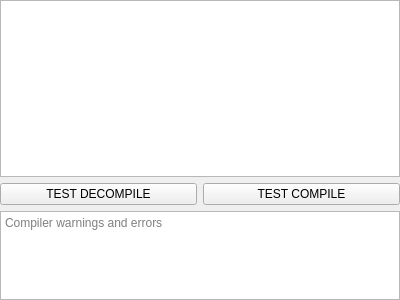
The window that native/src/ReachVariantTool/ui/script_editor/page_script_code.ui (DavidJCobb/ReachVariantEditor) describes before a commit, drawn with Qt 5.
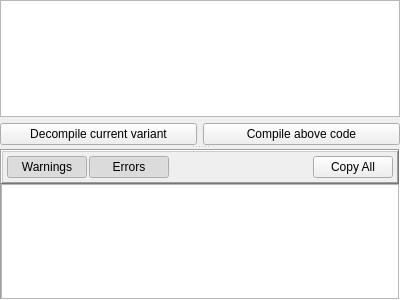
The same window after the commit. Custom widgets are drawn as their Qt base class.

What changed in the file:
```diff
--- a/native/src/ReachVariantTool/ui/script_editor/page_script_code.ui
+++ b/native/src/ReachVariantTool/ui/script_editor/page_script_code.ui
@@ -26,8 +26,44 @@
    <property name="bottomMargin">
     <number>0</number>
    </property>
+   <item row="0" column="0">
+    <widget class="QSplitter" name="splitter">
+     <property name="orientation">
+      <enum>Qt::Vertical</enum>
+     </property>
+     <property name="childrenCollapsible">
+      <bool>false</bool>
+     </property>
+     <widget class="QWidget" name="widget" native="true">
+      <layout class="QGridLayout" name="gridLayout_2">
+       <property name="leftMargin">
+        <number>0</number>
+       </property>
+       <property name="topMargin">
+        <number>0</number>
+       </property>
+       <property name="rightMargin">
+        <number>0</number>
+       </property>
+       <property name="bottomMargin">
+        <number>0</number>
+       </property>
+       <item row="1" column="0">
+        <widget class="QPushButton" name="buttonDecompile">
+         <property name="text">
+          <string>Decompile current variant</string>
+         </property>
+        </widget>
+       </item>
+       <item row="1" column="1">
+        <widget class="QPushButton" name="buttonCompile">
+         <property name="text">
+          <string>Compile above code</string>
+         </property>
+        </widget>
+       </item>
    <item row="0" column="0" colspan="2">
-    <widget class="QPlainTextEdit" name="output">
+        <widget class="QTextEdit" name="textEditor">
      <property name="sizePolicy">
       <sizepolicy hsizetype="Expanding" vsizetype="Expanding">
        <horstretch>0</horstretch>
@@ -40,37 +76,141 @@
        <pointsize>10</pointsize>
       </font>
      </property>
-    </widget>
-   </item>
-   <item row="1" column="0">
-    <widget class="QPushButton" name="testButton">
+         <property name="acceptRichText">
+          <bool>false</bool>
+         </property>
+        </widget>
+       </item>
+      </layout>
+     </widget>
+     <widget class="QFrame" name="compileLogWrapper">
+      <property name="frameShape">
+       <enum>QFrame::Panel</enum>
+      </property>
+      <property name="frameShadow">
+       <enum>QFrame::Sunken</enum>
+      </property>
+      <layout class="QVBoxLayout" name="verticalLayout">
+       <property name="spacing">
+        <number>0</number>
+       </property>
+       <property name="leftMargin">
+        <number>0</number>
+       </property>
+       <property name="topMargin">
+        <number>0</number>
+       </property>
+       <property name="rightMargin">
+        <number>0</number>
+       </property>
+       <property name="bottomMargin">
+        <number>0</number>
+       </property>
+       <item>
+        <widget class="QFrame" name="frame">
+         <property name="frameShape">
+          <enum>QFrame::WinPanel</enum>
+         </property>
+         <property name="frameShadow">
+          <enum>QFrame::Raised</enum>
+         </property>
+         <layout class="QHBoxLayout" name="horizontalLayout">
+          <property name="spacing">
+           <number>2</number>
+          </property>
+          <property name="leftMargin">
+           <number>4</number>
+          </property>
+          <property name="topMargin">
+           <number>4</number>
+          </property>
+          <property name="rightMargin">
+           <number>4</number>
+          </property>
+          <property name="bottomMargin">
+           <number>4</number>
+          </property>
+          <item>
+           <widget class="QPushButton" name="compileLogFilterWarn">
      <property name="text">
-      <string>TEST DECOMPILE</string>
-     </property>
-    </widget>
-   </item>
-   <item row="1" column="1">
-    <widget class="QPushButton" name="testCompile">
+             <string>Warnings</string>
+            </property>
+            <property name="checkable">
+             <bool>true</bool>
+            </property>
+            <property name="checked">
+             <bool>true</bool>
+            </property>
+           </widget>
+          </item>
+          <item>
+           <widget class="QPushButton" name="compileLogFilterError">
      <property name="text">
-      <string>TEST COMPILE</string>
-     </property>
-    </widget>
-   </item>
-   <item row="2" column="0" colspan="2">
-    <widget class="QPlainTextEdit" name="compileLog">
-     <property name="sizePolicy">
-      <sizepolicy hsizetype="Expanding" vsizetype="Expanding">
-       <horstretch>0</horstretch>
-       <verstretch>1</verstretch>
-      </sizepolicy>
-     </property>
-     <property name="placeholderText">
-      <string>Compiler warnings and errors</string>
-     </property>
+             <string>Errors</string>
+            </property>
+            <property name="checkable">
+             <bool>true</bool>
+            </property>
+            <property name="checked">
+             <bool>true</bool>
+            </property>
+           </widget>
+          </item>
+          <item>
+           <spacer name="horizontalSpacer">
+            <property name="orientation">
+             <enum>Qt::Horizontal</enum>
+            </property>
+            <property name="sizeHint" stdset="0">
+             <size>
+              <width>40</width>
+              <height>20</height>
+             </size>
+            </property>
+           </spacer>
+          </item>
+          <item>
+           <widget class="QPushButton" name="buttonCopyCompileLog">
+            <property name="text">
+             <string>Copy All</string>
+            </property>
     </widget>
    </item>
   </layout>
  </widget>
+       </item>
+       <item>
+        <widget class="QListWidgetEx" name="compileLog">
+         <property name="editTriggers">
+          <set>QAbstractItemView::NoEditTriggers</set>
+         </property>
+         <property name="showDropIndicator" stdset="0">
+          <bool>false</bool>
+         </property>
+         <property name="alternatingRowColors">
+          <bool>true</bool>
+         </property>
+         <property name="selectionMode">
+          <enum>QAbstractItemView::ContiguousSelection</enum>
+         </property>
+         <property name="wordWrap">
+          <bool>true</bool>
+         </property>
+        </widget>
+       </item>
+      </layout>
+     </widget>
+    </widget>
+   </item>
+  </layout>
+ </widget>
+ <customwidgets>
+  <customwidget>
+   <class>QListWidgetEx</class>
+   <extends>QListWidget</extends>
+   <header>../generic/QListWidgetEx.h</header>
+  </customwidget>
+ </customwidgets>
  <resources/>
  <connections/>
 </ui>
```
Lines whose indentation alone changed are shown as unchanged.
